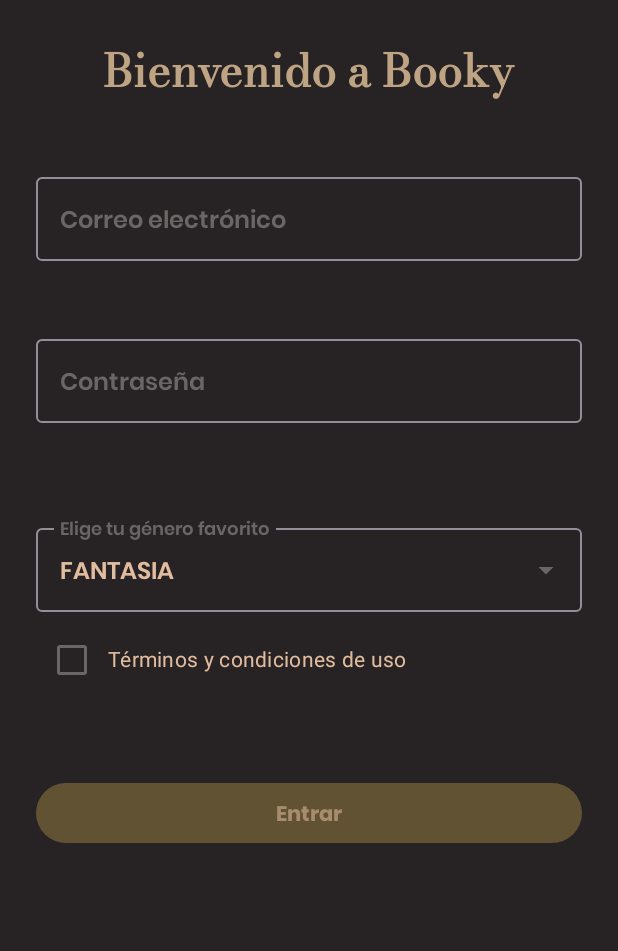
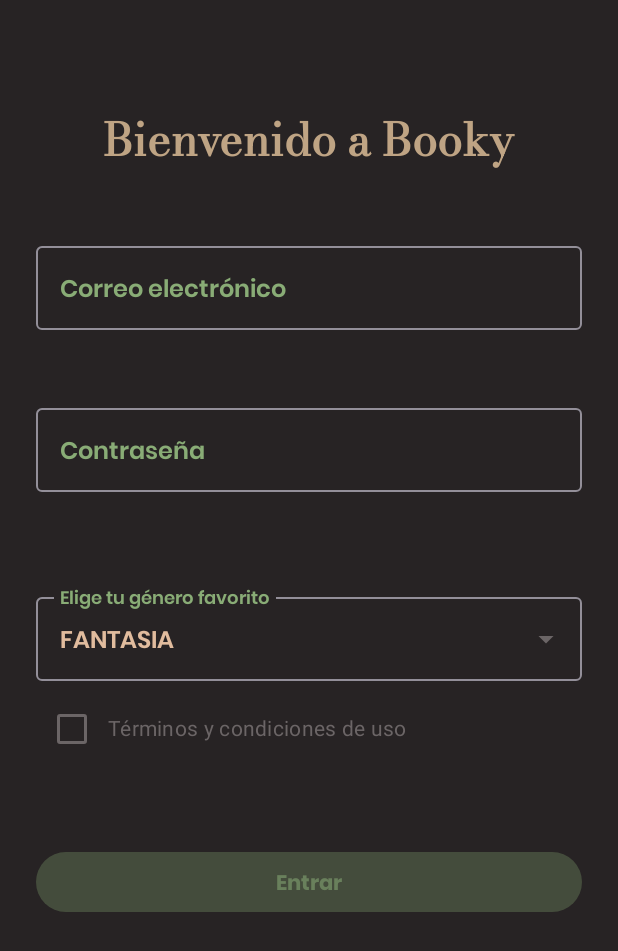
Before and after one commit to rocioromerod-gif/Booky, an Android app built with Jetpack Compose: the screen it shows after launch (MainActivity), on a phone screen of 412 x 824 dp. Shown: the top 951 px of the screen. Run offline under Robolectric (Android 15) with nearby library versions, the phone set to English and light mode, and no system bars.

Commit message:
Colores aplicados a la pagina de formulario

```diff
--- a/app/src/main/java/com/example/booky/ui/pages/BookFormScreen.kt
+++ b/app/src/main/java/com/example/booky/ui/pages/BookFormScreen.kt
@@ -30,7 +30,6 @@ import androidx.compose.runtime.collectAsState
 import androidx.compose.runtime.getValue
 import androidx.compose.ui.Alignment
 import androidx.compose.ui.Modifier
-import androidx.compose.ui.draw.clip
 import androidx.compose.ui.graphics.Color
 import androidx.compose.ui.res.stringResource
 import androidx.compose.ui.text.input.ImeAction
@@ -64,6 +63,8 @@ fun BookFormScreen(
             .verticalScroll(rememberScrollState())
             .padding(24.dp),
     ) {
+        Spacer(modifier = Modifier.height(38.dp))
+
             Text(
                 text = stringResource(R.string.bienvenido),
                 style = MaterialTheme.typography.titleLarge,
@@ -75,7 +76,10 @@ fun BookFormScreen(
         OutlinedTextField(
             value = state.email,
             onValueChange = vm::onEmailChange,
-            label = { Text(stringResource(R.string.correo)) },
+            label = { Text(
+                text = stringResource(R.string.correo),
+                color = MaterialTheme.colorScheme.onTertiary
+                ) },
             singleLine = true,
             keyboardOptions = KeyboardOptions(
                 keyboardType = KeyboardType.Email,
@@ -91,7 +95,10 @@ fun BookFormScreen(
         OutlinedTextField(
             value = state.password,
             onValueChange = vm::onPasswordChange,
-            label = { Text(stringResource(R.string.contrasena)) },
+            label = { Text(
+                text = stringResource(R.string.contrasena),
+                color = MaterialTheme.colorScheme.onTertiary
+                ) },
             singleLine = true,
             visualTransformation = PasswordVisualTransformation(),
             //Opcion para que no se vea la contraseña
@@ -113,7 +120,10 @@ fun BookFormScreen(
             OutlinedTextField(
                 value = state.genero.name,
                 onValueChange = {},
-                label = { Text(stringResource(R.string.genero_favorito)) },
+                label = { Text(
+                    text = stringResource(R.string.genero_favorito),
+                    color = MaterialTheme.colorScheme.onTertiary
+                    ) },
                 readOnly = true,
                 trailingIcon = { ExposedDropdownMenuDefaults.TrailingIcon(state.expanded) },
                 modifier = Modifier
@@ -147,7 +157,7 @@ fun BookFormScreen(
                 Text(
                     text = stringResource(R.string.terminos),
                     style = MaterialTheme.typography.bodyMedium,
-                    color = MaterialTheme.colorScheme.onBackground,
+                    color = MaterialTheme.colorScheme.onSurfaceVariant,
                 )
             }
             state.errorTerminos?.let {
@@ -168,10 +178,10 @@ fun BookFormScreen(
 
             enabled = state.isValid,
             colors = ButtonDefaults.buttonColors(
-                containerColor = Color(0xFFE5C158),
+                containerColor = MaterialTheme.colorScheme.onTertiary,
                 contentColor = Color(0xFF272324),
-                disabledContainerColor = Color(0xFFE5C158).copy(alpha = 0.3f),
-                disabledContentColor = Color(0xFFE1BC9E).copy(alpha = 0.55f)
+                disabledContainerColor = MaterialTheme.colorScheme.onTertiary.copy(alpha = 0.3f),
+                disabledContentColor = MaterialTheme.colorScheme.onTertiary.copy(alpha = 0.55f)
             ),
             modifier = Modifier
                 .fillMaxWidth()
--- a/app/src/main/java/com/example/booky/ui/theme/Colors.kt
+++ b/app/src/main/java/com/example/booky/ui/theme/Colors.kt
@@ -10,3 +10,5 @@ val BookySearchText = Color(0xFF6B6566) // Texto de "Buscar..."
 val BookyTextColor = Color(0xFFE1BC9E)  // Letras de título y autor
 val BookyFabBg = Color(0xFF582336)  // Color del botón cámara
 val BookyStars = Color(0xFFE5C158)  //Color estrellas
+
+val BookyFormFont = Color(0xFF89AC76) //Color verde
--- a/app/src/main/java/com/example/booky/ui/theme/Theme.kt
+++ b/app/src/main/java/com/example/booky/ui/theme/Theme.kt
@@ -3,6 +3,7 @@ import androidx.compose.material3.MaterialTheme
 import androidx.compose.material3.Typography
 import androidx.compose.material3.darkColorScheme
 import androidx.compose.runtime.Composable
+import androidx.compose.ui.graphics.Color
 import androidx.compose.ui.text.TextStyle
 import androidx.compose.ui.text.font.FontWeight
 import androidx.compose.ui.text.style.TextAlign
@@ -17,7 +18,8 @@ private val BookyColorScheme = darkColorScheme(
     secondary = BookyFabBg,   // El color del botón de cámara
     tertiary = BookyStars,   //Color de las estrellas
     surfaceVariant = BookySearchBarBg, //Color de la barra de búsqueda
-    onSurfaceVariant = BookySearchText //Color del texto de la barra de búsqueda
+    onSurfaceVariant = BookySearchText, //Color del texto de la barra de búsqueda
+    onTertiary = Color(0xFF89AC76)
 
 )
 
--- a/app/src/main/res/values/strings.xml
+++ b/app/src/main/res/values/strings.xml
@@ -1,5 +1,5 @@
 <resources>
-    <string name="nombre_app">Booky</string>
+    <string name="app_name">Booky</string>
     <!-- BookCard -->
         <string name="opciones">Opciones</string>
         <string name="marcar_como_leído">Marcar como leído</string>
```
